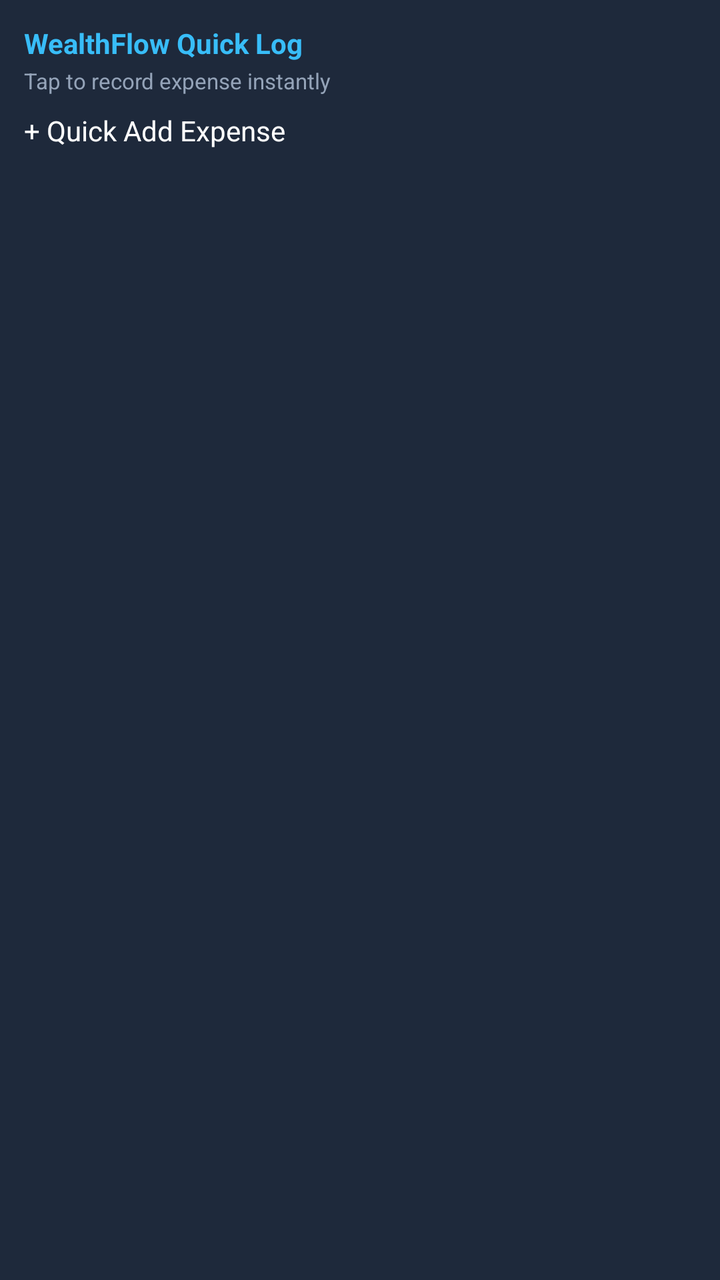
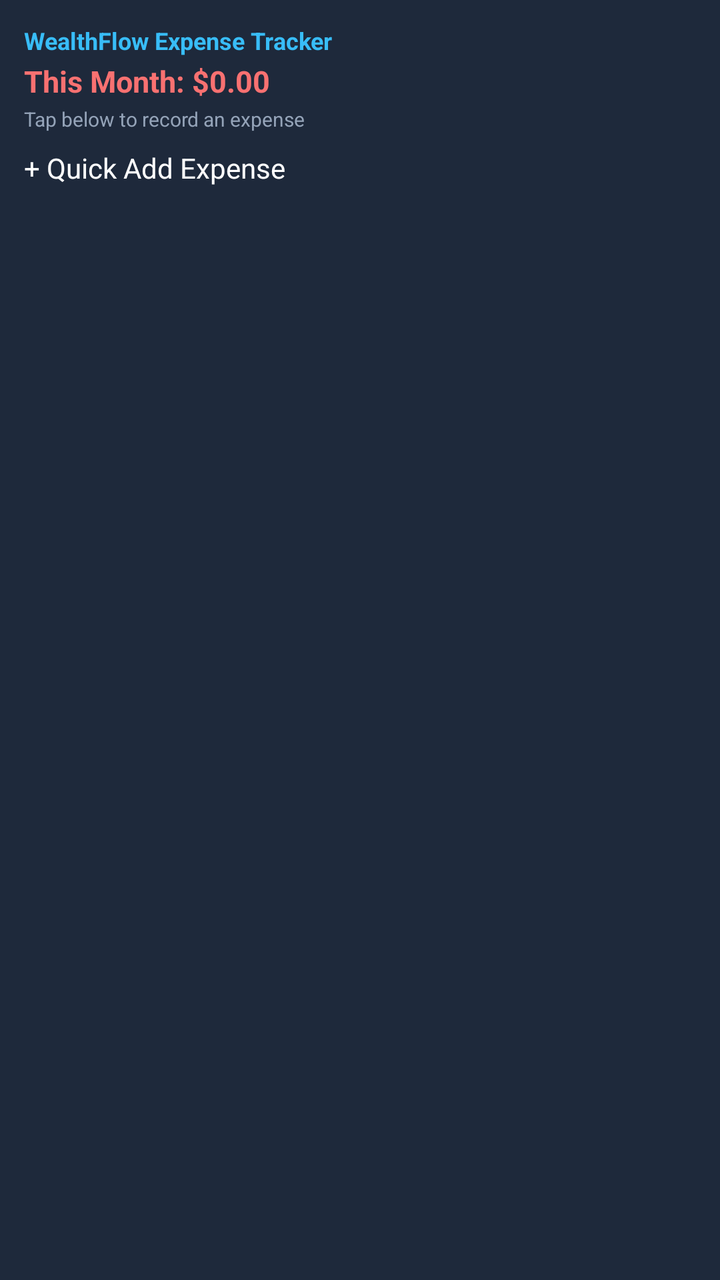

Compare the two renders of this Android layout. The source of the first and the diff that turns it into the second are given below.
<!-- AndroidManifest.xml: application theme Theme.MyApplication -->
<!-- res/layout/quick_expense_widget.xml -->
<?xml version="1.0" encoding="utf-8"?>
<LinearLayout xmlns:android="http://schemas.android.com/apk/res/android"
    android:id="@+id/widget_container"
    android:layout_width="match_parent"
    android:layout_height="match_parent"
    android:orientation="vertical"
    android:padding="12dp"
    android:background="#1E293B">

    <TextView
        android:id="@+id/widget_title"
        android:layout_width="wrap_content"
        android:layout_height="wrap_content"
        android:text="WealthFlow Quick Log"
        android:textColor="#38BDF8"
        android:textSize="14sp"
        android:textStyle="bold" />

    <TextView
        android:id="@+id/widget_subtitle"
        android:layout_width="wrap_content"
        android:layout_height="wrap_content"
        android:text="Tap to record expense instantly"
        android:textColor="#94A3B8"
        android:textSize="11sp"
        android:layout_marginTop="2dp" />

    <Button
        android:id="@+id/widget_quick_add_btn"
        android:layout_width="match_parent"
        android:layout_height="wrap_content"
        android:layout_marginTop="8dp"
        android:text="+ Quick Add Expense"
        android:textColor="#FFFFFF"
        android:backgroundTint="#10B981" />
</LinearLayout>
<!-- resources referenced by this layout -->
<resources>
  <style name="Theme.MyApplication" parent="android:Theme.DeviceDefault.NoActionBar" />
</resources>

<!-- the commit's change to res/layout/quick_expense_widget.xml (unified diff, before → after) -->
@@ -11,18 +11,28 @@
         android:id="@+id/widget_title"
         android:layout_width="wrap_content"
         android:layout_height="wrap_content"
-        android:text="WealthFlow Quick Log"
+        android:text="WealthFlow Expense Tracker"
         android:textColor="#38BDF8"
-        android:textSize="14sp"
+        android:textSize="12sp"
         android:textStyle="bold" />
+
+    <TextView
+        android:id="@+id/widget_spending_text"
+        android:layout_width="wrap_content"
+        android:layout_height="wrap_content"
+        android:text="This Month: $0.00"
+        android:textColor="#F87171"
+        android:textSize="15sp"
+        android:textStyle="bold"
+        android:layout_marginTop="2dp" />
 
     <TextView
         android:id="@+id/widget_subtitle"
         android:layout_width="wrap_content"
         android:layout_height="wrap_content"
-        android:text="Tap to record expense instantly"
+        android:text="Tap below to record an expense"
         android:textColor="#94A3B8"
-        android:textSize="11sp"
+        android:textSize="10sp"
         android:layout_marginTop="2dp" />
 
     <Button
